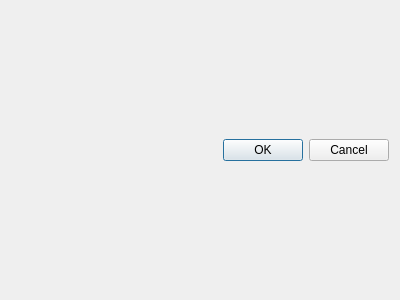
Old version of the form editdialog.ui in the repository kurofand/Schwarze-feder.
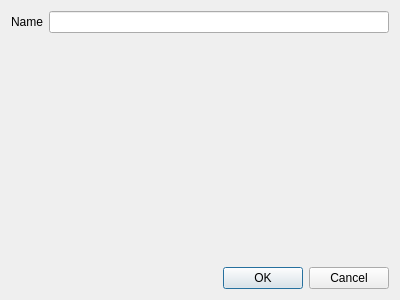
New version of the form.

```diff
--- a/editdialog.ui
+++ b/editdialog.ui
@@ -15,7 +15,31 @@
   </property>
   <layout class="QVBoxLayout" name="verticalLayout">
    <item>
-    <layout class="QFormLayout" name="formLayout"/>
+    <layout class="QFormLayout" name="formLayout">
+     <item row="0" column="0">
+      <widget class="QLabel" name="nameLabel">
+       <property name="text">
+        <string>Name</string>
+       </property>
+      </widget>
+     </item>
+     <item row="0" column="1">
+      <widget class="QLineEdit" name="leName"/>
+     </item>
+    </layout>
+   </item>
+   <item>
+    <spacer name="verticalSpacer">
+     <property name="orientation">
+      <enum>Qt::Vertical</enum>
+     </property>
+     <property name="sizeHint" stdset="0">
+      <size>
+       <width>20</width>
+       <height>40</height>
+      </size>
+     </property>
+    </spacer>
    </item>
    <item>
     <widget class="QDialogButtonBox" name="buttonBox">
```
